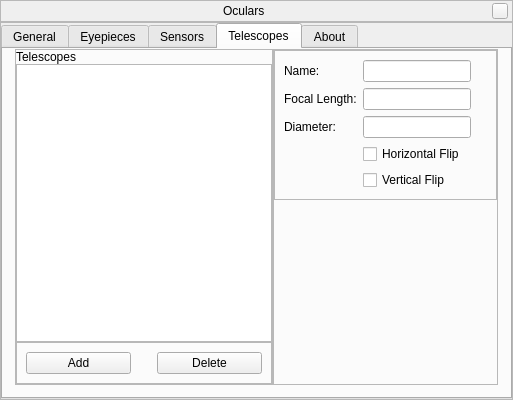
First picture: the form in plugins/Oculars/src/gui/ocularDialog.ui, repository 519984307/stellarium_src, before the edit.
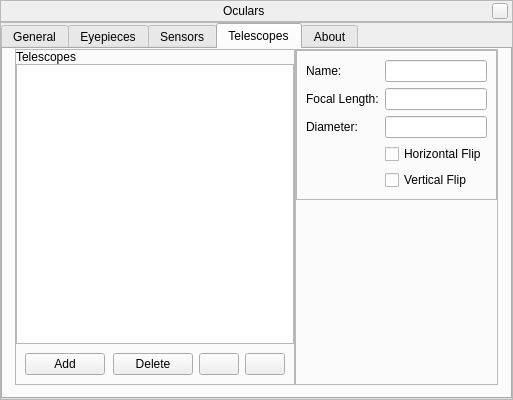
Second picture: the form after the edit. The open tabs and pages were chosen to show the change. Icons and pictures are not drawn. Custom widgets are drawn as their Qt base class.

Commit message: added the ability to rearrange the items in the oculars, etc. lists

Diff of the .ui file:
```diff
--- a/plugins/Oculars/src/gui/ocularDialog.ui
+++ b/plugins/Oculars/src/gui/ocularDialog.ui
@@ -947,12 +947,6 @@
              </item>
              <item>
               <widget class="QFrame" name="frame_3">
-               <property name="frameShape">
-                <enum>QFrame::StyledPanel</enum>
-               </property>
-               <property name="frameShadow">
-                <enum>QFrame::Raised</enum>
-               </property>
                <layout class="QHBoxLayout" name="horizontalLayout">
                 <item>
                  <widget class="QPushButton" name="addTelescope">
@@ -984,6 +978,22 @@
                   </property>
                  </widget>
                 </item>
+                <item>
+                 <widget class="QPushButton" name="pushButtonMoveTelescopeUp">
+                  <property name="icon">
+                   <iconset resource="../../../../data/gui/guiRes.qrc">
+                    <normaloff>:/graphicGui/spinup.png</normaloff>:/graphicGui/spinup.png</iconset>
+                  </property>
+                 </widget>
+                </item>
+                <item>
+                 <widget class="QPushButton" name="pushButtonMoveTelescopeDown">
+                  <property name="icon">
+                   <iconset resource="../../../../data/gui/guiRes.qrc">
+                    <normaloff>:/graphicGui/spindown.png</normaloff>:/graphicGui/spindown.png</iconset>
+                  </property>
+                 </widget>
+                </item>
                </layout>
               </widget>
              </item>
```
Left out of the diff: 39 changed lines with no effect on the pictures. The commit also changes 4 other files.
